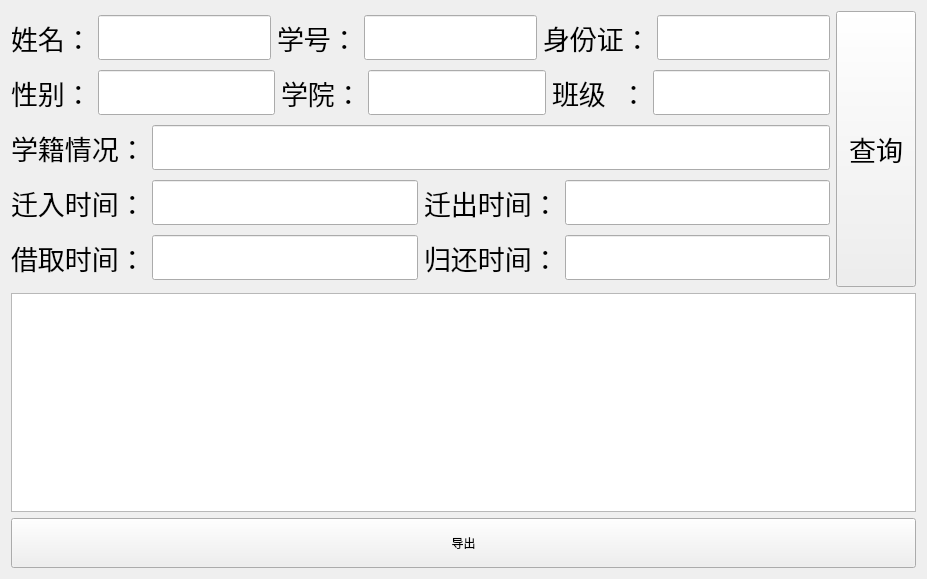
Qt form info_manage_system/search_page.ui (interstellar-ai/info_manage_system) before a commit.
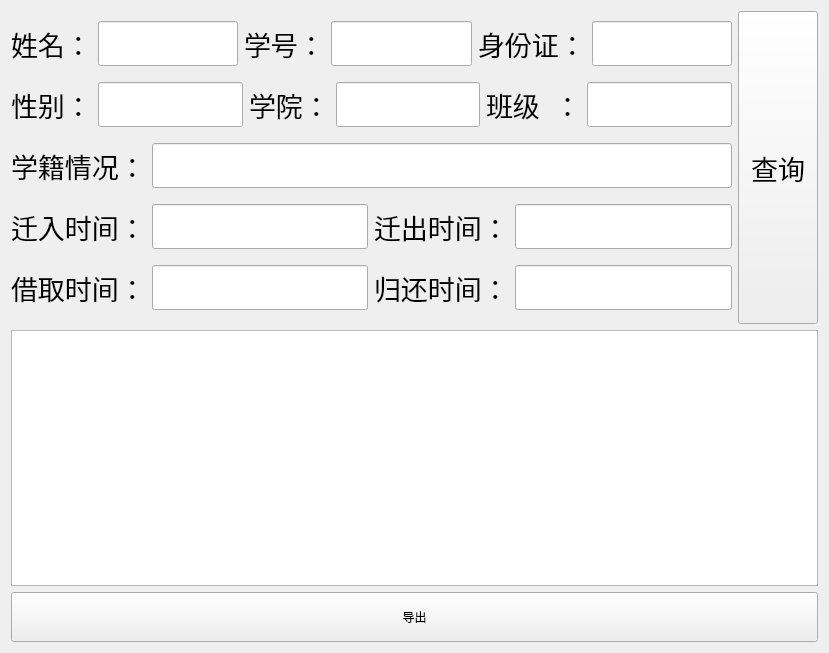
The same form after that commit.

The edit to the form file:
```diff
--- a/info_manage_system/search_page.ui
+++ b/info_manage_system/search_page.ui
@@ -6,14 +6,14 @@
    <rect>
     <x>0</x>
     <y>0</y>
-    <width>927</width>
-    <height>579</height>
+    <width>829</width>
+    <height>653</height>
    </rect>
   </property>
   <property name="windowTitle">
    <string>Frame</string>
   </property>
-  <layout class="QHBoxLayout" name="horizontalLayout_17">
+  <layout class="QVBoxLayout" name="verticalLayout_4">
    <item>
     <layout class="QVBoxLayout" name="verticalLayout_3">
      <item>
@@ -365,14 +365,7 @@
      <item>
       <layout class="QVBoxLayout" name="verticalLayout_2">
        <item>
-        <widget class="QTextEdit" name="searchResult_edit">
-         <property name="font">
-          <font>
-           <family>宋体</family>
-           <pointsize>24</pointsize>
-          </font>
-         </property>
-        </widget>
+        <widget class="QTextEdit" name="textEdit"/>
        </item>
        <item>
         <widget class="QPushButton" name="exportButton">
```
